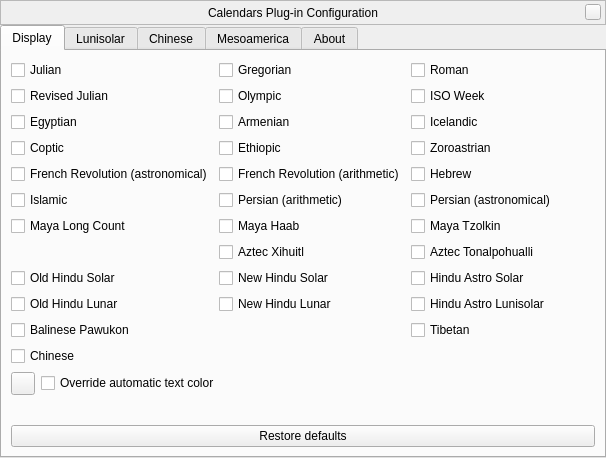
Stellarium/stellarium, file plugins/Calendars/src/gui/calendarsDialog.ui: the form before one commit.
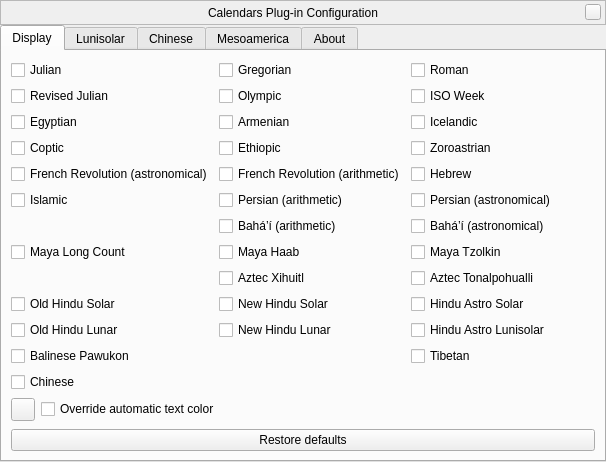
The form after the commit. Icons and pictures are not drawn. Custom widgets are drawn as their Qt base class.

Commit message: Calendars: Add Bahai calendars - also add minor fixes

```diff
--- a/plugins/Calendars/src/gui/calendarsDialog.ui
+++ b/plugins/Calendars/src/gui/calendarsDialog.ui
@@ -154,38 +154,17 @@
            </property>
           </widget>
          </item>
-         <item row="10" column="0">
-          <widget class="QCheckBox" name="balineseCheckBox">
+         <item row="4" column="0">
+          <widget class="QCheckBox" name="frenchAstronomicalCheckBox">
            <property name="text">
-            <string comment="calendar">Balinese Pawukon</string>
+            <string comment="calendar">French Revolution (astronomical)</string>
            </property>
           </widget>
          </item>
-         <item row="6" column="2">
-          <widget class="QCheckBox" name="mayaTzolkinCheckBox">
+         <item row="4" column="1">
+          <widget class="QCheckBox" name="frenchArithmeticCheckBox">
            <property name="text">
-            <string comment="calendar">Maya Tzolkin</string>
-           </property>
-          </widget>
-         </item>
-         <item row="9" column="1">
-          <widget class="QCheckBox" name="newHinduLunarCheckBox">
-           <property name="text">
-            <string comment="calendar">New Hindu Lunar</string>
-           </property>
-          </widget>
-         </item>
-         <item row="3" column="0">
-          <widget class="QCheckBox" name="copticCheckBox">
-           <property name="text">
-            <string comment="calendar">Coptic</string>
-           </property>
-          </widget>
-         </item>
-         <item row="7" column="2">
-          <widget class="QCheckBox" name="aztecTonalpohualliCheckBox">
-           <property name="text">
-            <string comment="calendar">Aztec Tonalpohualli</string>
+            <string comment="calendar">French Revolution (arithmetic)</string>
            </property>
           </widget>
          </item>
@@ -196,27 +175,55 @@
            </property>
           </widget>
          </item>
+         <item row="7" column="0">
+          <widget class="QCheckBox" name="mayaLCCheckBox">
+           <property name="text">
+            <string comment="calendar">Maya Long Count</string>
+           </property>
+          </widget>
+         </item>
+         <item row="0" column="1">
+          <widget class="QCheckBox" name="gregorianCheckBox">
+           <property name="text">
+            <string comment="calendar">Gregorian</string>
+           </property>
+          </widget>
+         </item>
+         <item row="9" column="2">
+          <widget class="QCheckBox" name="astroHinduSolarCheckBox">
+           <property name="text">
+            <string comment="calendar">Hindu Astro Solar</string>
+           </property>
+          </widget>
+         </item>
+         <item row="1" column="2">
+          <widget class="QCheckBox" name="isoCheckBox">
+           <property name="text">
+            <string comment="calendar">ISO Week</string>
+           </property>
+          </widget>
+         </item>
+         <item row="0" column="2">
+          <widget class="QCheckBox" name="romanCheckBox">
+           <property name="text">
+            <string comment="calendar">Roman</string>
+           </property>
+          </widget>
+         </item>
          <item row="7" column="1">
-          <widget class="QCheckBox" name="aztecXihuitlCheckBox">
-           <property name="text">
-            <string comment="calendar">Aztec Xihuitl</string>
-           </property>
-          </widget>
-         </item>
-         <item row="8" column="0">
-          <widget class="QCheckBox" name="oldHinduSolarCheckBox">
-           <property name="text">
-            <string comment="calendar">Old Hindu Solar</string>
-           </property>
-          </widget>
-         </item>
-         <item row="6" column="1">
           <widget class="QCheckBox" name="mayaHaabCheckBox">
            <property name="text">
             <string comment="calendar">Maya Haab</string>
            </property>
           </widget>
          </item>
+         <item row="7" column="2">
+          <widget class="QCheckBox" name="mayaTzolkinCheckBox">
+           <property name="text">
+            <string comment="calendar">Maya Tzolkin</string>
+           </property>
+          </widget>
+         </item>
          <item row="1" column="1">
           <widget class="QCheckBox" name="olympicCheckBox">
            <property name="text">
@@ -224,6 +231,48 @@
            </property>
           </widget>
          </item>
+         <item row="2" column="0">
+          <widget class="QCheckBox" name="egyptianCheckBox">
+           <property name="text">
+            <string comment="calendar">Egyptian</string>
+           </property>
+          </widget>
+         </item>
+         <item row="9" column="0">
+          <widget class="QCheckBox" name="oldHinduSolarCheckBox">
+           <property name="text">
+            <string comment="calendar">Old Hindu Solar</string>
+           </property>
+          </widget>
+         </item>
+         <item row="12" column="0">
+          <widget class="QCheckBox" name="chineseCheckBox">
+           <property name="text">
+            <string comment="calendar">Chinese</string>
+           </property>
+          </widget>
+         </item>
+         <item row="4" column="2">
+          <widget class="QCheckBox" name="hebrewCheckBox">
+           <property name="text">
+            <string comment="calendar">Hebrew</string>
+           </property>
+          </widget>
+         </item>
+         <item row="10" column="2">
+          <widget class="QCheckBox" name="astroHinduLunarCheckBox">
+           <property name="text">
+            <string comment="calendar">Hindu Astro Lunisolar</string>
+           </property>
+          </widget>
+         </item>
+         <item row="1" column="0">
+          <widget class="QCheckBox" name="revisedJulianCheckBox">
+           <property name="text">
+            <string comment="calendar">Revised Julian</string>
+           </property>
+          </widget>
+         </item>
          <item row="0" column="0">
           <widget class="QCheckBox" name="julianCheckBox">
            <property name="text">
@@ -231,10 +280,10 @@
            </property>
           </widget>
          </item>
-         <item row="11" column="0">
-          <widget class="QCheckBox" name="chineseCheckBox">
+         <item row="10" column="1">
+          <widget class="QCheckBox" name="newHinduLunarCheckBox">
            <property name="text">
-            <string comment="calendar">Chinese</string>
+            <string comment="calendar">New Hindu Lunar</string>
            </property>
           </widget>
          </item>
@@ -245,24 +294,52 @@
            </property>
           </widget>
          </item>
-         <item row="6" column="0">
-          <widget class="QCheckBox" name="mayaLCCheckBox">
+         <item row="3" column="0">
+          <widget class="QCheckBox" name="copticCheckBox">
            <property name="text">
-            <string comment="calendar">Maya Long Count</string>
+            <string comment="calendar">Coptic</string>
            </property>
           </widget>
          </item>
-         <item row="2" column="0">
-          <widget class="QCheckBox" name="egyptianCheckBox">
+         <item row="8" column="2">
+          <widget class="QCheckBox" name="aztecTonalpohualliCheckBox">
            <property name="text">
-            <string comment="calendar">Egyptian</string>
+            <string comment="calendar">Aztec Tonalpohualli</string>
            </property>
           </widget>
          </item>
-         <item row="0" column="1">
-          <widget class="QCheckBox" name="gregorianCheckBox">
+         <item row="10" column="0">
+          <widget class="QCheckBox" name="oldHinduLunarCheckBox">
            <property name="text">
-            <string comment="calendar">Gregorian</string>
+            <string comment="calendar">Old Hindu Lunar</string>
+           </property>
+          </widget>
+         </item>
+         <item row="9" column="1">
+          <widget class="QCheckBox" name="newHinduSolarCheckBox">
+           <property name="text">
+            <string comment="calendar">New Hindu Solar</string>
+           </property>
+          </widget>
+         </item>
+         <item row="11" column="2">
+          <widget class="QCheckBox" name="tibetanCheckBox">
+           <property name="text">
+            <string comment="calendar">Tibetan</string>
+           </property>
+          </widget>
+         </item>
+         <item row="8" column="1">
+          <widget class="QCheckBox" name="aztecXihuitlCheckBox">
+           <property name="text">
+            <string comment="calendar">Aztec Xihuitl</string>
+           </property>
+          </widget>
+         </item>
+         <item row="5" column="2">
+          <widget class="QCheckBox" name="persianAstronomicalCheckBox">
+           <property name="text">
+            <string comment="calendar">Persian (astronomical)</string>
            </property>
           </widget>
          </item>
@@ -280,31 +357,10 @@
            </property>
           </widget>
          </item>
-         <item row="1" column="2">
-          <widget class="QCheckBox" name="isoCheckBox">
+         <item row="11" column="0">
+          <widget class="QCheckBox" name="balineseCheckBox">
            <property name="text">
-            <string comment="calendar">ISO Week</string>
-           </property>
-          </widget>
-         </item>
-         <item row="0" column="2">
-          <widget class="QCheckBox" name="romanCheckBox">
-           <property name="text">
-            <string comment="calendar">Roman</string>
-           </property>
-          </widget>
-         </item>
-         <item row="1" column="0">
-          <widget class="QCheckBox" name="revisedJulianCheckBox">
-           <property name="text">
-            <string comment="calendar">Revised Julian</string>
-           </property>
-          </widget>
-         </item>
-         <item row="4" column="2">
-          <widget class="QCheckBox" name="hebrewCheckBox">
-           <property name="text">
-            <string comment="calendar">Hebrew</string>
+            <string comment="calendar">Balinese Pawukon</string>
            </property>
           </widget>
          </item>
@@ -315,59 +371,17 @@
            </property>
           </widget>
          </item>
-         <item row="5" column="2">
-          <widget class="QCheckBox" name="persianAstronomicalCheckBox">
+         <item row="6" column="1">
+          <widget class="QCheckBox" name="bahaiArithmeticCheckBox">
            <property name="text">
-            <string comment="calendar">Persian (astronomical)</string>
+            <string>Bahá’í (arithmetic)</string>
            </property>
           </widget>
          </item>
-         <item row="4" column="1">
-          <widget class="QCheckBox" name="frenchArithmeticCheckBox">
+         <item row="6" column="2">
+          <widget class="QCheckBox" name="bahaiAstronomicalCheckBox">
            <property name="text">
-            <string comment="calendar">French Revolution (arithmetic)</string>
-           </property>
-          </widget>
-         </item>
-         <item row="4" column="0">
-          <widget class="QCheckBox" name="frenchAstronomicalCheckBox">
-           <property name="text">
-            <string comment="calendar">French Revolution (astronomical)</string>
-           </property>
-          </widget>
-         </item>
-         <item row="10" column="2">
-          <widget class="QCheckBox" name="tibetanCheckBox">
-           <property name="text">
-            <string comment="calendar">Tibetan</string>
-           </property>
-          </widget>
-         </item>
-         <item row="9" column="0">
-          <widget class="QCheckBox" name="oldHinduLunarCheckBox">
-           <property name="text">
-            <string comment="calendar">Old Hindu Lunar</string>
-           </property>
-          </widget>
-         </item>
-         <item row="8" column="1">
-          <widget class="QCheckBox" name="newHinduSolarCheckBox">
-           <property name="text">
-            <string comment="calendar">New Hindu Solar</string>
-           </property>
-          </widget>
-         </item>
-         <item row="8" column="2">
-          <widget class="QCheckBox" name="astroHinduSolarCheckBox">
-           <property name="text">
-            <string comment="calendar">Hindu Astro Solar</string>
-           </property>
-          </widget>
-         </item>
-         <item row="9" column="2">
-          <widget class="QCheckBox" name="astroHinduLunarCheckBox">
-           <property name="text">
-            <string comment="calendar">Hindu Astro Lunisolar</string>
+            <string>Bahá’í (astronomical)</string>
            </property>
           </widget>
          </item>
```
The commit also changes 14 other files.
